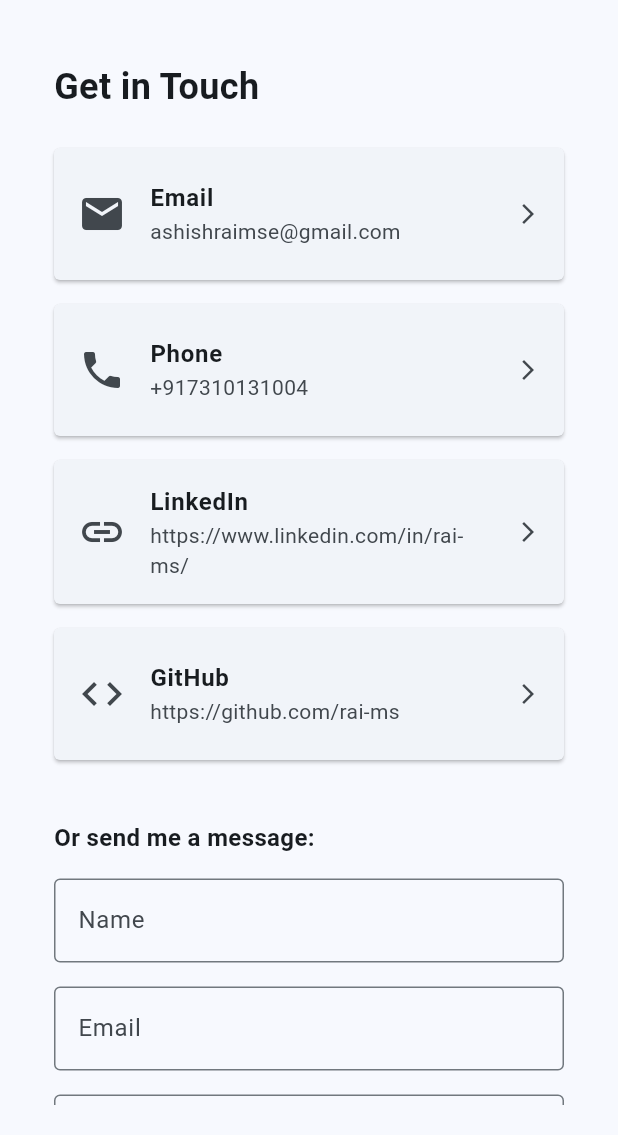
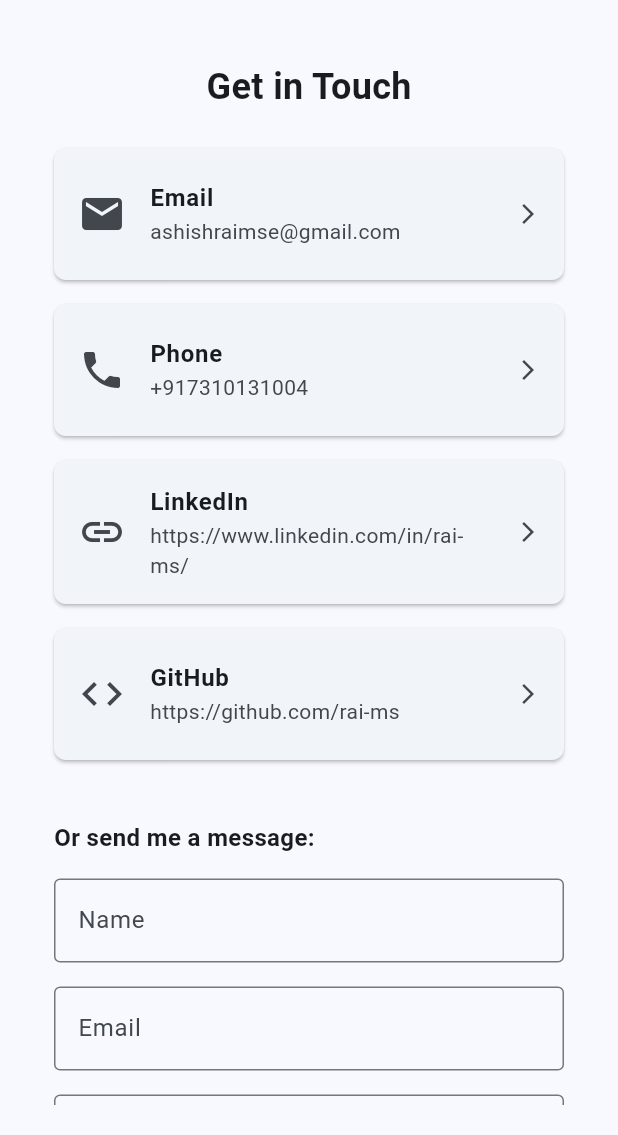
Before and after one commit to rai-ms/rx_project, a Flutter app: the ContactPage screen opened by its route, on a phone screen of 412 x 824 dp, the part 101-1236 px from its top. Run offline on Flutter 3.47's test engine with Material 3 defaults, Android fonts, the phone set to English and light mode, and no system bars; our stand-ins replace dartz, equatable, go_router, google_fonts; missing offline and left inert: pdfx.

Commit message:
Improve contact page layout with centered alignment and responsive design constraints

```diff
--- a/lib/features/about/presentation/pages/about_page.dart
+++ b/lib/features/about/presentation/pages/about_page.dart
@@ -134,7 +134,7 @@ class AboutPage extends StatelessWidget {
                             Flexible(
                               child: ConstrainedBox(
                                 constraints: BoxConstraints(
-                                    maxWidth: 400
+                                    maxWidth: 500
                                 ),
                                 child: Column(
                                   crossAxisAlignment: CrossAxisAlignment.start,
--- a/lib/features/contact/presentation/pages/contact_page.dart
+++ b/lib/features/contact/presentation/pages/contact_page.dart
@@ -60,7 +60,7 @@ class _ContactPageState extends State<ContactPage> {
                   AppHeader(),
                   SliverToBoxAdapter(
                     child: Column(
-                      crossAxisAlignment: CrossAxisAlignment.start,
+                      crossAxisAlignment: CrossAxisAlignment.center,
                       children: [
                         const Padding(
                           padding: EdgeInsets.all(16.0),
@@ -69,6 +69,8 @@ class _ContactPageState extends State<ContactPage> {
                             style: TextStyle(fontSize: 24, fontWeight: FontWeight.bold),
                           ),
                         ),
+                        Wrap(
+                          children: [
                             ContactInfoCard(
                               icon: Icons.email,
                               title: AppText.emailLabel,
@@ -93,8 +95,14 @@ class _ContactPageState extends State<ContactPage> {
                               subtitle: AppText.github,
                               onTap: () => _launchURL(AppText.github),
                             ),
+                          ],
+                        ),
                         const SizedBox(height: 16),
-                        Form(
+                        ConstrainedBox(
+                          constraints: BoxConstraints(
+                              maxWidth: 500
+                          ),
+                          child: Form(
                             key: _formKey,
                             child: Padding(
                               padding: const EdgeInsets.all(16.0),
@@ -172,12 +180,14 @@ class _ContactPageState extends State<ContactPage> {
                                   //   ),
                                   SizedBox(
                                     width: double.infinity,
+                                    height: 45,
                                     child: ElevatedButton(
-                                    onPressed:_submitForm,
+                                      onPressed: _submitForm,
                                       child: Text(AppText.sendMessage),
                                     ),
                                   ),
                                 ],
+                              ),
                             ),
                           ),
                         ),
--- a/lib/features/contact/presentation/widgets/contact_info_card.dart
+++ b/lib/features/contact/presentation/widgets/contact_info_card.dart
@@ -124,9 +124,13 @@ class _ContactInfoCardState extends State<ContactInfoCard>
 
   @override
   Widget build(BuildContext context) {
-    final borderRadius = BorderRadius.circular(4.0);
+    final borderRadius = BorderRadius.circular(8.0);
 
-    return MouseRegion(
+    return  ConstrainedBox(
+      constraints: BoxConstraints(
+          maxWidth: 500
+      ),
+      child:MouseRegion(
         onEnter: (_) => _handleHover(true),
         onExit: (_) => _handleHover(false),
         child: Card(
@@ -192,6 +196,7 @@ class _ContactInfoCardState extends State<ContactInfoCard>
             ),
           ),
         ),
+      ),
     );
   }
 }
```
Lines whose indentation alone changed are shown as unchanged.
